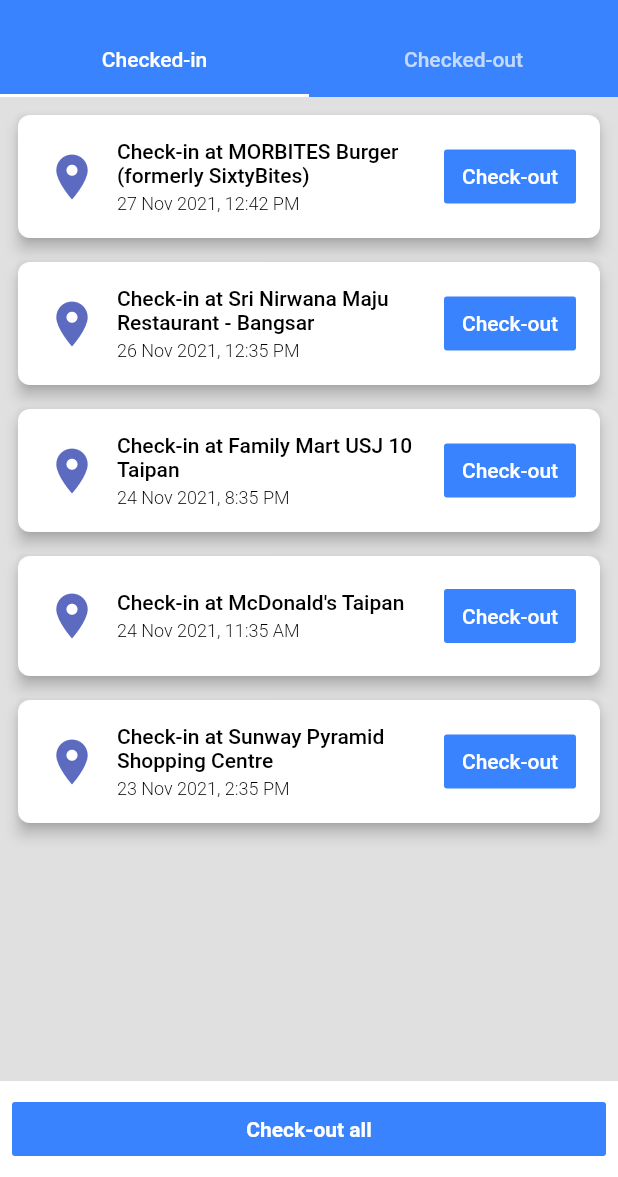
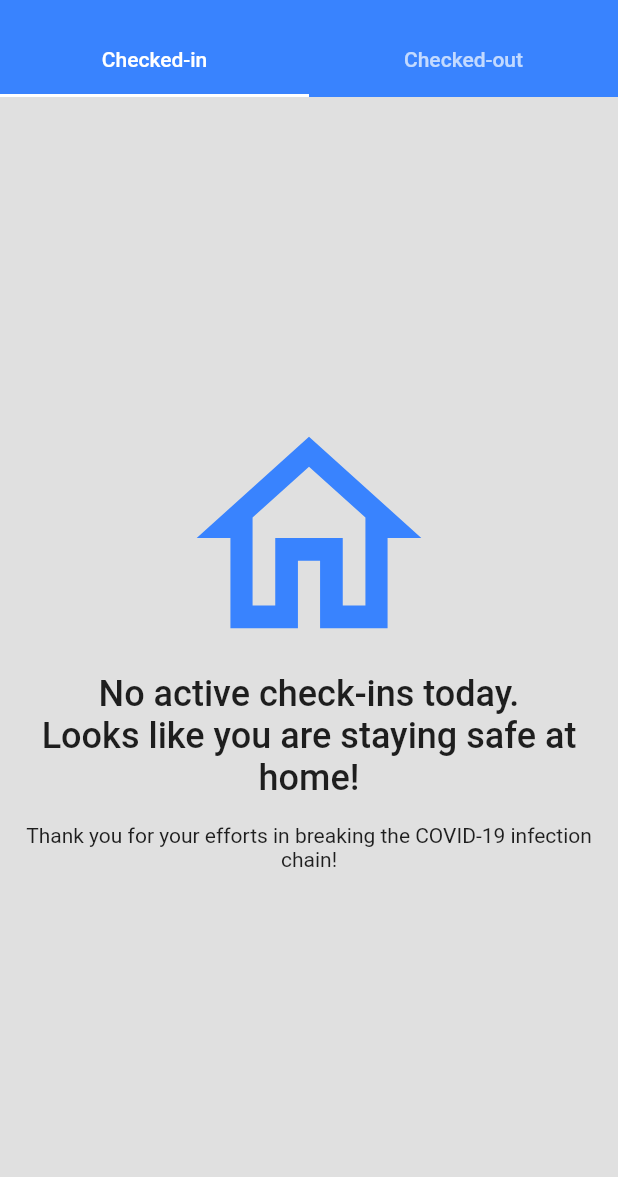
Before and after one commit to benz93chung/pseudosejahtera, a Flutter app: the HistoryPage screen opened directly, after a tap on "Check-out all", on a phone screen of 412 x 824 dp, the part 59-1236 px from its top. Run offline on Flutter 3.47's test engine with Material 2 defaults, Android fonts, the phone set to English and light mode, and no system bars; our stand-ins replace equatable, flutter_bloc, get_it; missing offline and left inert: flutter_statusbarcolor_ns.

Commit message:
Check-out all button behaviour integration + empty body if Checked-in tab is empty + toJson() for models

```diff
--- a/lib/constants/dimensions.dart
+++ b/lib/constants/dimensions.dart
@@ -36,3 +36,4 @@
 const double checkinHistoryIconSize = 36.0;
 const double refreshStatusIconSize = 20.0;
 const double statusPageCardIconSize = 50.0;
+const double emptyCheckInsIconSize = 180.0;
--- a/lib/cubits/history_page_cubit.dart
+++ b/lib/cubits/history_page_cubit.dart
@@ -45,6 +45,36 @@
     }
   }
 
+  Future<void> clearAllCheckedIns() async {
+    if (!state.checkInHistories.any(
+      (history) => history.checkInStatus == CheckInStatus.checkedIn,
+    )) {
+      return;
+    }
+
+    emit(HistoryPageHistoriesUpdating(checkInHistories: state.checkInHistories));
+
+    var updatedHistories = <CheckInHistory>[...checkedOuts];
+
+    try {
+      for (var history in checkedIns) {
+        final newHistoryJson = history.toJson();
+        newHistoryJson['check_in_status'] = CheckInStatus.checkedOut.index;
+
+        updatedHistories.insert(0, CheckInHistory.fromJson(json: newHistoryJson));
+
+        emit(HistoryPageHistoriesUpdated(checkInHistories: updatedHistories));
+      }
+    } catch (e) {
+      emit(
+        HistoryPageError(
+          errorObj: e,
+          checkInHistories: state.checkInHistories,
+        ),
+      );
+    }
+  }
+
   List<CheckInHistory> _filterHistoriesByCheckInStatus({
     required List<CheckInHistory> histories,
     required CheckInStatus status,
--- a/lib/cubits/history_page_state.dart
+++ b/lib/cubits/history_page_state.dart
@@ -25,6 +25,22 @@
         );
 }
 
+class HistoryPageHistoriesUpdating extends HistoryPageState {
+  const HistoryPageHistoriesUpdating({
+    required List<CheckInHistory> checkInHistories,
+  }) : super(
+          checkInHistories: checkInHistories,
+        );
+}
+
+class HistoryPageHistoriesUpdated extends HistoryPageState {
+  const HistoryPageHistoriesUpdated({
+    required List<CheckInHistory> checkInHistories,
+  }) : super(
+          checkInHistories: checkInHistories,
+        );
+}
+
 class HistoryPageError extends HistoryPageState {
   final Object errorObj;
 
--- a/lib/models/check_in.dart
+++ b/lib/models/check_in.dart
@@ -23,6 +23,13 @@
     );
   }
 
+  Map<String, dynamic> toJson() {
+    return {
+      'id': id,
+      'name': name,
+    };
+  }
+
   @override
   List<Object?> get props => [id, name];
 }
--- a/lib/models/check_in_history.dart
+++ b/lib/models/check_in_history.dart
@@ -43,6 +43,16 @@
     );
   }
 
+  Map<String, dynamic> toJson() {
+    return {
+      'id': id,
+      'check_in': checkIn.toJson(),
+      'check_in_status': checkInStatus.index,
+      'created_at': createdAt.millisecondsSinceEpoch,
+      'modified_at': modifiedAt.millisecondsSinceEpoch,
+    };
+  }
+
   @override
   List<Object?> get props => [id, checkIn];
 }
--- a/lib/screens/history_page/history_page.dart
+++ b/lib/screens/history_page/history_page.dart
@@ -82,6 +82,9 @@
                                       ),
                                     )
                                     .toList(),
+                            onPressedCheckOutAllButton: () async {
+                              await _historyPageCubit.clearAllCheckedIns();
+                            },
                           ),
                           _CheckedOutTabPage(
                             tiles: state is HistoryPageInitial
@@ -112,10 +115,12 @@
 
 class _CheckedInTabPage extends StatelessWidget {
   final List<HistoryPageTile> tiles;
+  final GestureTapCallback onPressedCheckOutAllButton;
 
   const _CheckedInTabPage({
     Key? key,
     required this.tiles,
+    required this.onPressedCheckOutAllButton,
   }) : super(key: key);
 
   @override
@@ -124,6 +129,11 @@
       builder: (context) {
         final theme = Theme.of(context);
         final colorScheme = theme.colorScheme;
+        final textTheme = theme.textTheme;
+
+        if (tiles.isEmpty) {
+          return const _CheckedInTabPageEmptyBody();
+        }
 
         return Column(
           mainAxisSize: MainAxisSize.min,
@@ -136,10 +146,10 @@
               color: colorScheme.surface,
               padding: const EdgeInsets.all(spacingMid),
               child: PseudoButton(
-                onPressed: () {},
+                onPressed: onPressedCheckOutAllButton,
                 child: Text(
                   'Check-out all',
-                  style: theme.textTheme.button?.copyWith(
+                  style: textTheme.button?.copyWith(
                     color: colorScheme.onPrimary,
                     fontWeight: FontWeight.w600,
                   ),
@@ -147,6 +157,52 @@
               ),
             ),
           ],
+        );
+      },
+    );
+  }
+}
+
+class _CheckedInTabPageEmptyBody extends StatelessWidget {
+  const _CheckedInTabPageEmptyBody({Key? key}) : super(key: key);
+
+  @override
+  Widget build(BuildContext context) {
+    return Builder(
+      builder: (context) {
+        final theme = Theme.of(context);
+        final colorScheme = theme.colorScheme;
+        final textTheme = theme.textTheme;
+
+        return Padding(
+          padding: const EdgeInsets.symmetric(horizontal: spacingSmall),
+          child: Center(
+            child: Column(
+              mainAxisAlignment: MainAxisAlignment.center,
+              crossAxisAlignment: CrossAxisAlignment.center,
+              children: [
+                Icon(
+                  Icons.home_outlined,
+                  size: emptyCheckInsIconSize,
+                  color: colorScheme.primary,
+                ),
+                Text(
+                  'No active check-ins today.\nLooks like you are staying safe at home!',
+                  textAlign: TextAlign.center,
+                  style: textTheme.headline5?.copyWith(
+                    fontWeight: FontWeight.w500,
+                  ),
+                ),
+                const Padding(
+                  padding: EdgeInsets.symmetric(vertical: spacingMid),
+                ),
+                const Text(
+                  'Thank you for your efforts in breaking the COVID-19 infection chain!',
+                  textAlign: TextAlign.center,
+                ),
+              ],
+            ),
+          ),
         );
       },
     );
```
Also changed, not shown: 2 other files.
